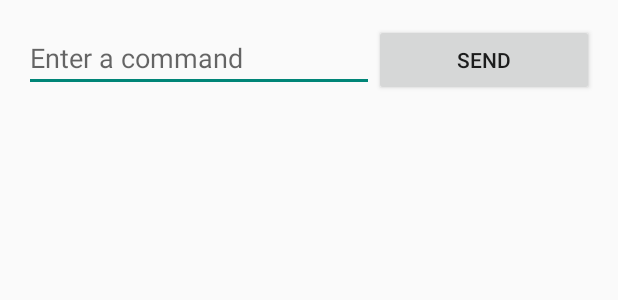
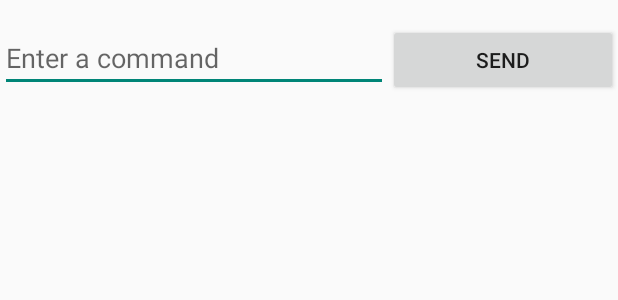
Before and after one commit to buiduchuy/android-arduino-interaction, an Android app: the layout activity_main.xml on its own in the app's theme, with its tools: preview values and no code run, on a phone screen of 412 x 824 dp. Shown: the top 300 px of the screen. Run offline under Robolectric (Android 15) with nearby library versions, the phone set to English and light mode, and no system bars.

Commit message:
Fix layout

```diff
--- a/Android/AndroidArduinoInteract/app/src/main/java/vn/edu/fpt/mob/bluetooth/BluetoothUtils.java
+++ b/Android/AndroidArduinoInteract/app/src/main/java/vn/edu/fpt/mob/bluetooth/BluetoothUtils.java
@@ -172,9 +172,6 @@ public class BluetoothUtils {
         return getDeviceServices(uuids);
     }
 
-    /**
-     * see http://habrahabr.ru/post/144547/
-     */
     public static BluetoothSocket createRfcommSocket(BluetoothDevice device) {
         BluetoothSocket tmp = null;
         try {
--- a/Android/AndroidArduinoInteract/app/src/main/res/layout/activity_main.xml
+++ b/Android/AndroidArduinoInteract/app/src/main/res/layout/activity_main.xml
@@ -1,9 +1,9 @@
-<RelativeLayout xmlns:android="http://schemas.android.com/apk/res/android"
-    xmlns:tools="http://schemas.android.com/tools" android:layout_width="match_parent"
-    android:layout_height="match_parent" android:paddingLeft="@dimen/activity_horizontal_margin"
-    android:paddingRight="@dimen/activity_horizontal_margin"
-    android:paddingTop="@dimen/activity_vertical_margin"
-    android:paddingBottom="@dimen/activity_vertical_margin" tools:context=".MainActivity">
+<LinearLayout xmlns:android="http://schemas.android.com/apk/res/android"
+    android:layout_width="match_parent"
+    android:layout_height="match_parent"
+    android:orientation="vertical"
+    android:paddingBottom="@dimen/activity_vertical_margin"
+    android:paddingTop="@dimen/activity_vertical_margin">
     <LinearLayout
         android:layout_width="match_parent"
         android:layout_height="wrap_content"
@@ -37,4 +37,4 @@
         android:textColor="@android:color/white"
         android:textStyle="bold" />
 
-</RelativeLayout>
+</LinearLayout>
```
Also changed, not shown: Android/AndroidArduinoInteract/app/src/main/java/vn/edu/fpt/mob/activity/MainActivity.java (+0 -25 lines), Android/AndroidArduinoInteract/app/src/main/java/vn/edu/fpt/mob/activity/SettingsActivity.java (+0 -10 lines), Android/AndroidArduinoInteract/app/src/main/res/values/strings.xml (+23 -25 lines).
